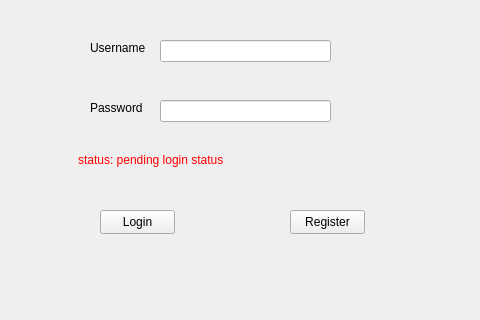
First picture: the form in LoginWindow.ui, repository Mbunkheila34/CinemaAssignment, before the edit; both pictures show x 0 to 480 and y 0 to 320 of the 800 by 600 pixel window.
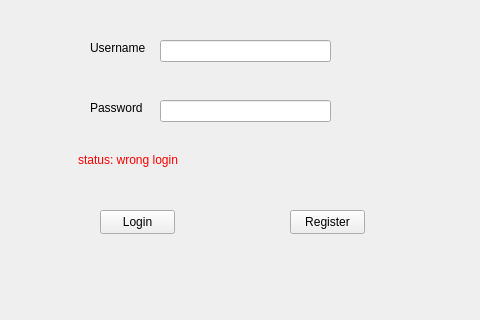
Second picture: the form after the edit.

```diff
--- a/LoginWindow.ui
+++ b/LoginWindow.ui
@@ -37,7 +37,7 @@
      </rect>
     </property>
     <property name="text">
-     <string>&lt;html&gt;&lt;head/&gt;&lt;body&gt;&lt;p&gt;&lt;span style=&quot; color:#ff0000;&quot;&gt;status: pending login status&lt;/span&gt;&lt;/p&gt;&lt;/body&gt;&lt;/html&gt;</string>
+     <string>&lt;html&gt;&lt;head/&gt;&lt;body&gt;&lt;p&gt;&lt;span style=&quot; color:#ff0000;&quot;&gt;status: wrong login&lt;/span&gt;&lt;/p&gt;&lt;/body&gt;&lt;/html&gt;</string>
     </property>
    </widget>
    <widget class="QLineEdit" name="passwordInput">
```
